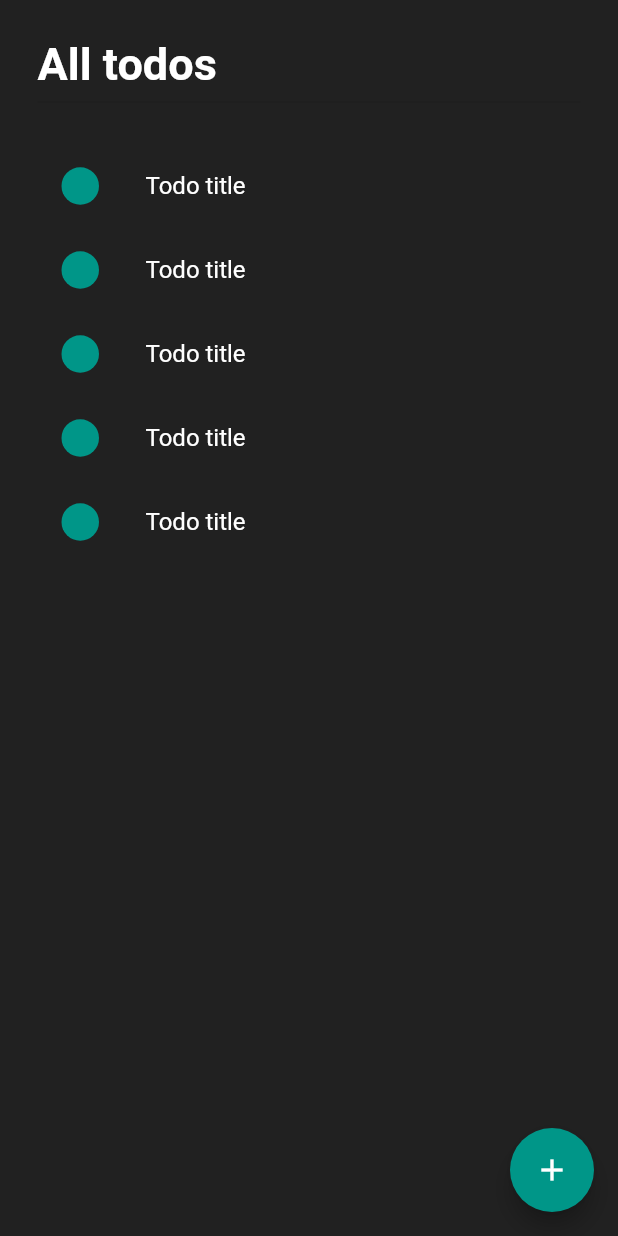
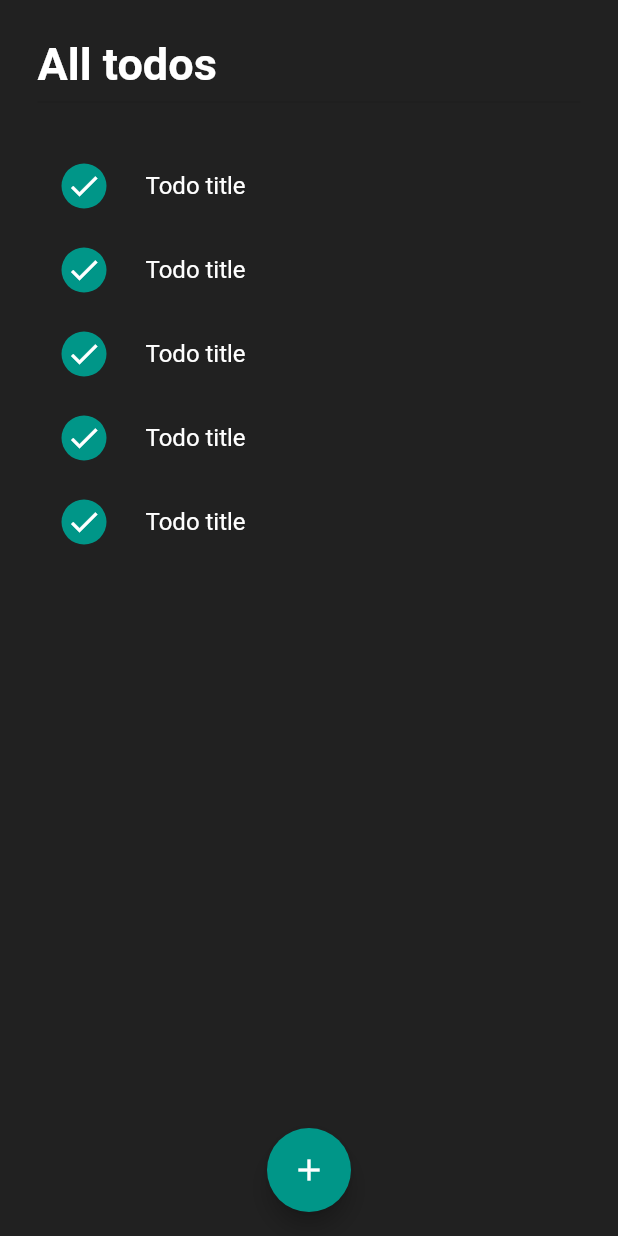
Before and after one commit to kangsudal/todoapp_2021, a Flutter app: the screen it shows after launch, on a phone screen of 412 x 824 dp. Run offline on Flutter 3.47's test engine with Material 2 defaults, Android fonts, the light colour scheme and no system bars.

Commit message:
edit layout design

```diff
--- a/lib/todo_list.dart
+++ b/lib/todo_list.dart
@@ -23,12 +23,14 @@ class TodoList extends StatelessWidget {
                 itemBuilder: (context, index) {
                   return ListTile(
                     leading: Container(
-                      height: 25,
-                      width: 25,
+                      padding: EdgeInsets.all(2),
+                      height: 30,
+                      width: 30,
                       decoration: BoxDecoration(
                         color: Theme.of(context).primaryColor,
                         shape: BoxShape.circle,
                       ),
+                      child: Icon(Icons.check, color: Colors.white,),
                     ),
                     title: Text(
                       "Todo title",
@@ -45,6 +47,7 @@ class TodoList extends StatelessWidget {
           ),
         ),
       ),
+      floatingActionButtonLocation: FloatingActionButtonLocation.centerFloat,
       floatingActionButton: FloatingActionButton(
         child: Icon(Icons.add),
         backgroundColor: Theme.of(context).primaryColor,
```
